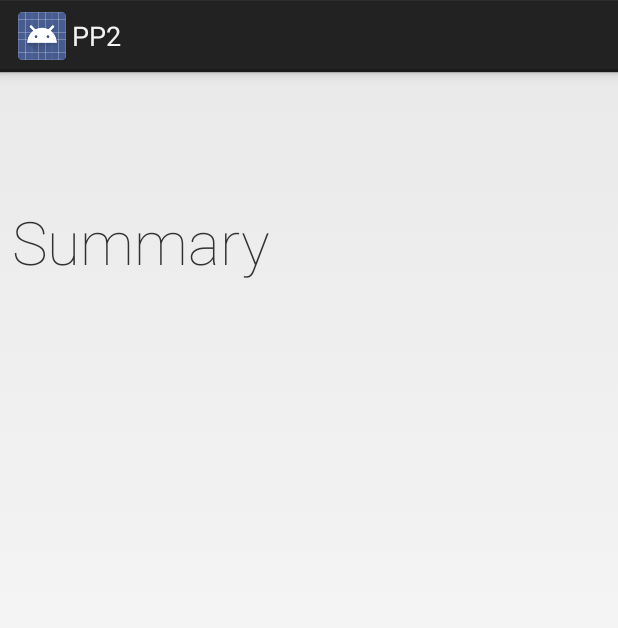
After one commit to MortenBirk/PP2, an Android app: the layout cdf_activity.xml on its own in the app's theme, with its tools: preview values and no code run, on a phone screen of 412 x 824 dp. The commit adds this screen. Shown: the top 628 px of the screen. Run offline under Robolectric (Android 15) with nearby library versions, the light colour scheme and no system bars.

Commit message:
Created CDF view with graphs

```diff
--- a/app/src/main/java/com/pp2/starlords/pp2/NewAPIActivity.java
+++ b/app/src/main/java/com/pp2/starlords/pp2/NewAPIActivity.java
@@ -138,6 +138,8 @@ public class NewAPIActivity extends Activity implements
 
         Toast.makeText(this, msg, Toast.LENGTH_SHORT).show();
 
+
+
         logger.write(
                 Double.toString(location.getLatitude()) + "," +
                 Double.toString(location.getLongitude()));
--- /dev/null
+++ b/app/src/main/res/layout/cdf_activity.xml
@@ -0,0 +1,32 @@
+<RelativeLayout xmlns:android="http://schemas.android.com/apk/res/android"
+    xmlns:tools="http://schemas.android.com/tools"
+    android:layout_width="match_parent"
+    android:layout_height="match_parent"
+    android:paddingBottom="@dimen/activity_vertical_margin"
+    android:paddingLeft="@dimen/activity_horizontal_margin_left"
+    android:paddingRight="@dimen/activity_horizontal_margin"
+    android:paddingTop="@dimen/activity_vertical_margin"
+    tools:context=".CdfActivity" >
+
+    <TextView
+        android:id="@+id/cdfview_title"
+        android:layout_width="match_parent"
+        android:layout_height="wrap_content"
+        android:layout_alignParentTop="true"
+        android:layout_marginTop="70dp"
+        android:fontFamily="sans-serif-thin"
+        android:text="Summary"
+        android:textSize="40sp" />
+
+    <LinearLayout
+        android:id="@+id/cdfview_graph"
+        android:layout_width="fill_parent"
+        android:layout_height="150dp"
+        android:layout_below="@+id/cdfview_title"
+        android:layout_marginRight="20dp"
+        android:layout_marginTop="30dp"
+        android:orientation="vertical" />
+
+
+
+</RelativeLayout>
```
Also changed, not shown: app/src/main/java/com/pp2/starlords/pp2/CDFHelper.java (+12 -0 lines), app/src/main/java/com/pp2/starlords/pp2/CdfActivity.java (added, +87 -0 lines), app/src/main/java/com/pp2/starlords/pp2/PP2ReadingData.java (added, +25 -0 lines), 1 other file.
